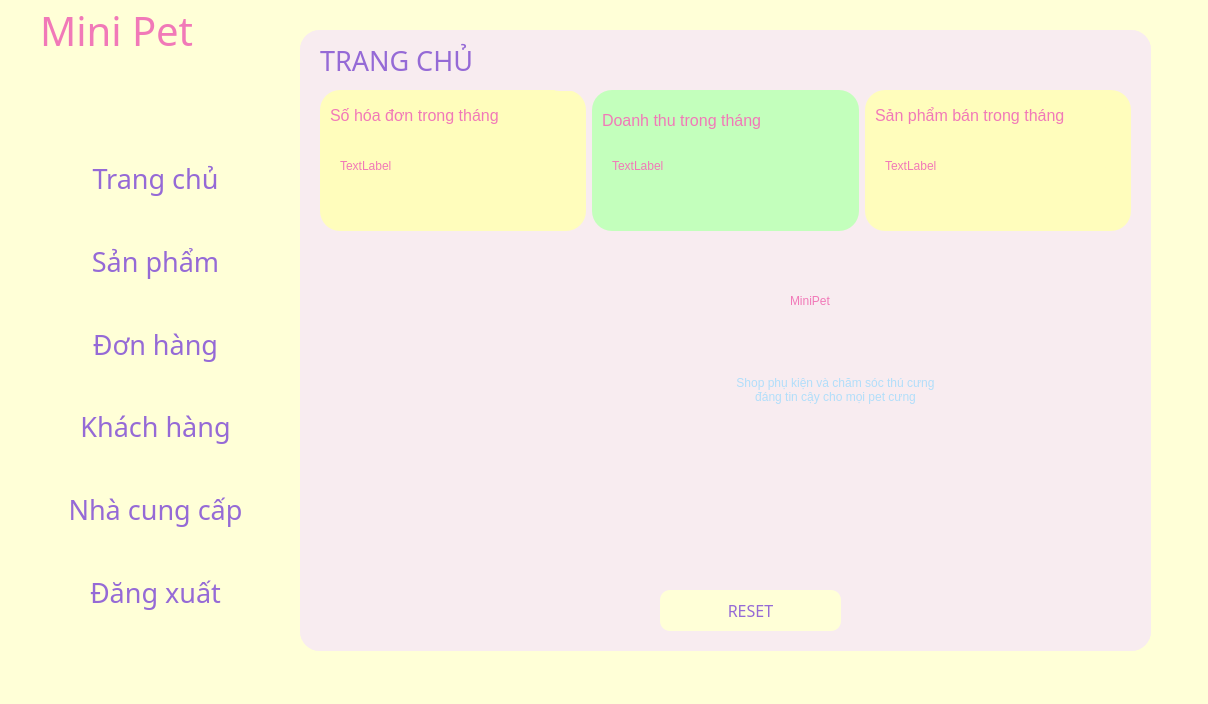
Above: Main/main2.ui from minhngoc22/Pet-Store before the change. Below: the same form after it.
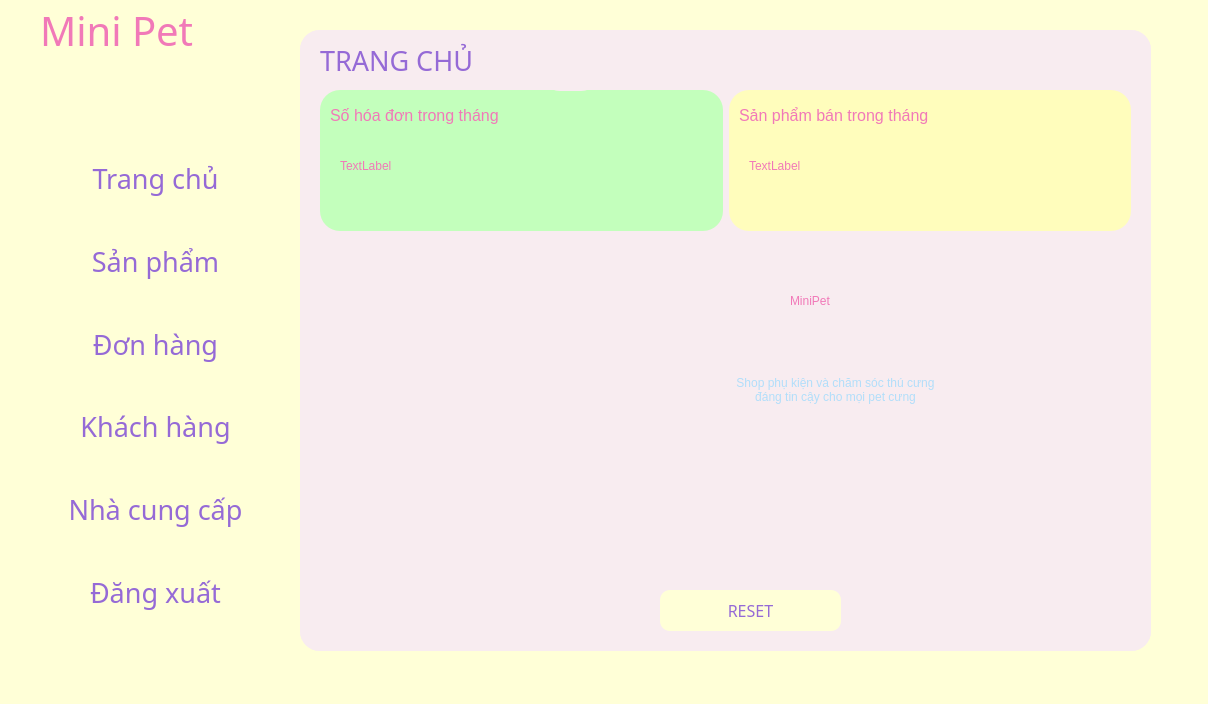
That is the form after the change. Icons and pictures are not drawn.

```diff
--- a/Main/main2.ui
+++ b/Main/main2.ui
@@ -407,9 +407,8 @@
           </sizepolicy>
          </property>
          <property name="styleSheet">
-          <string notr="true">background-color: rgb(255, 253, 188);
-color: rgb(255, 239, 178);
-   border-radius: 20px; /* Bo góc */;</string>
+          <string notr="true">background-color: rgb(195, 255, 188);
+ border-radius: 20px; /* Bo góc */;</string>
          </property>
          <widget class="QLabel" name="label_25">
           <property name="geometry">
@@ -494,102 +493,6 @@
          </widget>
         </widget>
        </item>
-       <item>
-        <widget class="QWidget" name="dthu_4" native="true">
-         <property name="sizePolicy">
-          <sizepolicy hsizetype="Ignored" vsizetype="Ignored">
-           <horstretch>0</horstretch>
-           <verstretch>0</verstretch>
-          </sizepolicy>
-         </property>
-         <property name="styleSheet">
-          <string notr="true">background-color: rgb(195, 255, 188);
- border-radius: 20px; /* Bo góc */;</string>
-         </property>
-         <widget class="QLabel" name="label_27">
-          <property name="geometry">
-           <rect>
-            <x>10</x>
-            <y>10</y>
-            <width>241</width>
-            <height>41</height>
-           </rect>
-          </property>
-          <property name="sizePolicy">
-           <sizepolicy hsizetype="Ignored" vsizetype="Ignored">
-            <horstretch>0</horstretch>
-            <verstretch>0</verstretch>
-           </sizepolicy>
-          </property>
-          <property name="font">
-           <font>
-            <family>Arial</family>
-            <pointsize>12</pointsize>
-            <weight>10</weight>
-            <italic>false</italic>
-            <bold>false</bold>
-           </font>
-          </property>
-          <property name="styleSheet">
-           <string notr="true">color: rgb(241, 121, 184);
-font: 87 12pt &quot;Arial&quot;;
-
-</string>
-          </property>
-          <property name="text">
-           <string>Doanh thu trong tháng</string>
-          </property>
-         </widget>
-         <widget class="QLabel" name="label_28">
-          <property name="geometry">
-           <rect>
-            <x>200</x>
-            <y>50</y>
-            <width>41</width>
-            <height>41</height>
-           </rect>
-          </property>
-          <property name="sizePolicy">
-           <sizepolicy hsizetype="Ignored" vsizetype="Ignored">
-            <horstretch>0</horstretch>
-            <verstretch>0</verstretch>
-           </sizepolicy>
-          </property>
-          <property name="text">
-           <string/>
-          </property>
-          <property name="pixmap">
-           <pixmap>../hinhanh/10.png</pixmap>
-          </property>
-          <property name="scaledContents">
-           <bool>true</bool>
-          </property>
-         </widget>
-         <widget class="QLabel" name="lbl_dt">
-          <property name="geometry">
-           <rect>
-            <x>20</x>
-            <y>60</y>
-            <width>171</width>
-            <height>31</height>
-           </rect>
-          </property>
-          <property name="sizePolicy">
-           <sizepolicy hsizetype="Ignored" vsizetype="Ignored">
-            <horstretch>0</horstretch>
-            <verstretch>0</verstretch>
-           </sizepolicy>
-          </property>
-          <property name="styleSheet">
-           <string notr="true">color: rgb(241, 121, 184);
-font: 75 13pt &quot;Times New Roman&quot;;</string>
-          </property>
-          <property name="text">
-           <string>TextLabel</string>
-          </property>
-         </widget>
-        </widget>
-       </item>
        <item>
         <widget class="QWidget" name="spham_4" native="true">
          <property name="sizePolicy">
```
